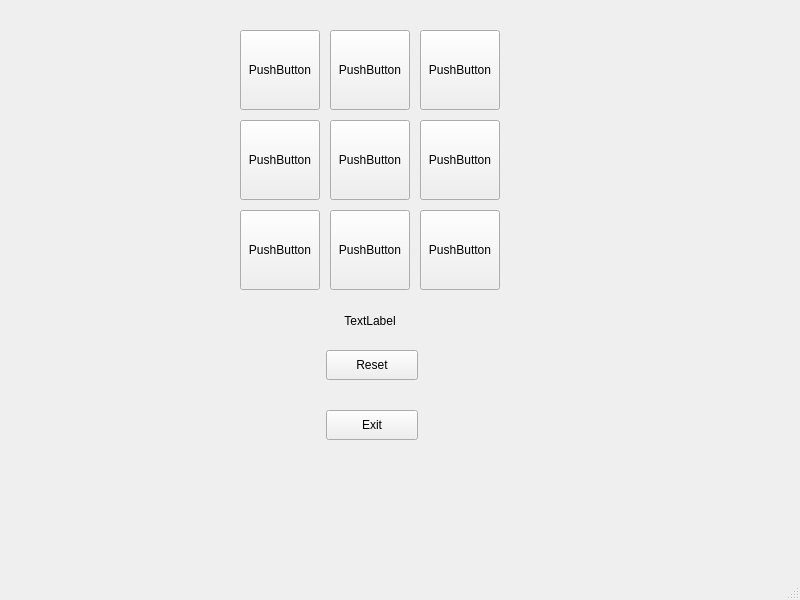
This is mainwindow.ui in Kiran-Prasad-Yerneni/Tic-Tac-Toe as Qt 5 draws it before an edit. The edited form follows.
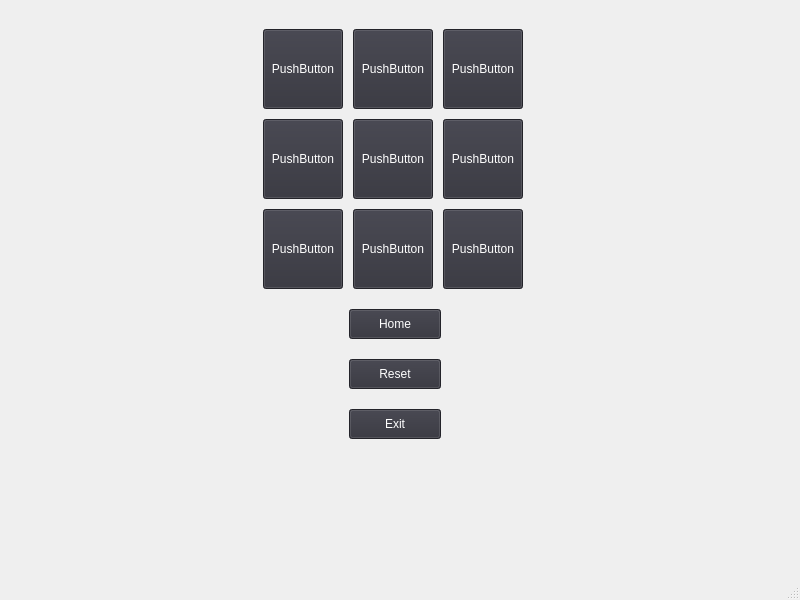
This is the edited form.

```diff
--- a/mainwindow.ui
+++ b/mainwindow.ui
@@ -14,191 +14,804 @@
    <string>MainWindow</string>
   </property>
   <widget class="QWidget" name="centralwidget">
-   <widget class="QPushButton" name="pushButton_1">
+   <property name="palette">
+    <palette>
+     <active>
+      <colorrole role="WindowText">
+       <brush brushstyle="SolidPattern">
+        <color alpha="255">
+         <red>255</red>
+         <green>255</green>
+         <blue>255</blue>
+        </color>
+       </brush>
+      </colorrole>
+      <colorrole role="Button">
+       <brush brushstyle="SolidPattern">
+        <color alpha="255">
+         <red>49</red>
+         <green>49</green>
+         <blue>58</blue>
+        </color>
+       </brush>
+      </colorrole>
+      <colorrole role="Light">
+       <brush brushstyle="SolidPattern">
+        <color alpha="255">
+         <red>74</red>
+         <green>74</green>
+         <blue>87</blue>
+        </color>
+       </brush>
+      </colorrole>
+      <colorrole role="Midlight">
+       <brush brushstyle="SolidPattern">
+        <color alpha="255">
+         <red>61</red>
+         <green>61</green>
+         <blue>72</blue>
+        </color>
+       </brush>
+      </colorrole>
+      <colorrole role="Dark">
+       <brush brushstyle="SolidPattern">
+        <color alpha="255">
+         <red>25</red>
+         <green>25</green>
+         <blue>29</blue>
+        </color>
+       </brush>
+      </colorrole>
+      <colorrole role="Mid">
+       <brush brushstyle="SolidPattern">
+        <color alpha="255">
+         <red>33</red>
+         <green>33</green>
+         <blue>39</blue>
+        </color>
+       </brush>
+      </colorrole>
+      <colorrole role="Text">
+       <brush brushstyle="SolidPattern">
+        <color alpha="255">
+         <red>255</red>
+         <green>255</green>
+         <blue>255</blue>
+        </color>
+       </brush>
+      </colorrole>
+      <colorrole role="BrightText">
+       <brush brushstyle="SolidPattern">
+        <color alpha="255">
+         <red>255</red>
+         <green>255</green>
+         <blue>255</blue>
+        </color>
+       </brush>
+      </colorrole>
+      <colorrole role="ButtonText">
+       <brush brushstyle="SolidPattern">
+        <color alpha="255">
+         <red>255</red>
+         <green>255</green>
+         <blue>255</blue>
+        </color>
+       </brush>
+      </colorrole>
+      <colorrole role="Base">
+       <brush brushstyle="SolidPattern">
+        <color alpha="255">
+         <red>0</red>
+         <green>0</green>
+         <blue>0</blue>
+        </color>
+       </brush>
+      </colorrole>
+      <colorrole role="Window">
+       <brush brushstyle="SolidPattern">
+        <color alpha="255">
+         <red>49</red>
+         <green>49</green>
+         <blue>58</blue>
+        </color>
+       </brush>
+      </colorrole>
+      <colorrole role="Shadow">
+       <brush brushstyle="SolidPattern">
+        <color alpha="255">
+         <red>0</red>
+         <green>0</green>
+         <blue>0</blue>
+        </color>
+       </brush>
+      </colorrole>
+      <colorrole role="AlternateBase">
+       <brush brushstyle="SolidPattern">
+        <color alpha="255">
+         <red>24</red>
+         <green>24</green>
+         <blue>29</blue>
+        </color>
+       </brush>
+      </colorrole>
+      <colorrole role="ToolTipBase">
+       <brush brushstyle="SolidPattern">
+        <color alpha="255">
+         <red>255</red>
+         <green>255</green>
+         <blue>220</blue>
+        </color>
+       </brush>
+      </colorrole>
+      <colorrole role="ToolTipText">
+       <brush brushstyle="SolidPattern">
+        <color alpha="255">
+         <red>0</red>
+         <green>0</green>
+         <blue>0</blue>
+        </color>
+       </brush>
+      </colorrole>
+      <colorrole role="PlaceholderText">
+       <brush brushstyle="SolidPattern">
+        <color alpha="127">
+         <red>255</red>
+         <green>255</green>
+         <blue>255</blue>
+        </color>
+       </brush>
+      </colorrole>
+     </active>
+     <inactive>
+      <colorrole role="WindowText">
+       <brush brushstyle="SolidPattern">
+        <color alpha="255">
+         <red>255</red>
+         <green>255</green>
+         <blue>255</blue>
+        </color>
+       </brush>
+      </colorrole>
+      <colorrole role="Button">
+       <brush brushstyle="SolidPattern">
+        <color alpha="255">
+         <red>49</red>
+         <green>49</green>
+         <blue>58</blue>
+        </color>
+       </brush>
+      </colorrole>
+      <colorrole role="Light">
+       <brush brushstyle="SolidPattern">
+        <color alpha="255">
+         <red>74</red>
+         <green>74</green>
+         <blue>87</blue>
+        </color>
+       </brush>
+      </colorrole>
+      <colorrole role="Midlight">
+       <brush brushstyle="SolidPattern">
+        <color alpha="255">
+         <red>61</red>
+         <green>61</green>
+         <blue>72</blue>
+        </color>
+       </brush>
+      </colorrole>
+      <colorrole role="Dark">
+       <brush brushstyle="SolidPattern">
+        <color alpha="255">
+         <red>25</red>
+         <green>25</green>
+         <blue>29</blue>
+        </color>
+       </brush>
+      </colorrole>
+      <colorrole role="Mid">
+       <brush brushstyle="SolidPattern">
+        <color alpha="255">
+         <red>33</red>
+         <green>33</green>
+         <blue>39</blue>
+        </color>
+       </brush>
+      </colorrole>
+      <colorrole role="Text">
+       <brush brushstyle="SolidPattern">
+        <color alpha="255">
+         <red>255</red>
+         <green>255</green>
+         <blue>255</blue>
+        </color>
+       </brush>
+      </colorrole>
+      <colorrole role="BrightText">
+       <brush brushstyle="SolidPattern">
+        <color alpha="255">
+         <red>255</red>
+         <green>255</green>
+         <blue>255</blue>
+        </color>
+       </brush>
+      </colorrole>
+      <colorrole role="ButtonText">
+       <brush brushstyle="SolidPattern">
+        <color alpha="255">
+         <red>255</red>
+         <green>255</green>
+         <blue>255</blue>
+        </color>
+       </brush>
+      </colorrole>
+      <colorrole role="Base">
+       <brush brushstyle="SolidPattern">
+        <color alpha="255">
+         <red>0</red>
+         <green>0</green>
+         <blue>0</blue>
+        </color>
+       </brush>
+      </colorrole>
+      <colorrole role="Window">
+       <brush brushstyle="SolidPattern">
+        <color alpha="255">
+         <red>49</red>
+         <green>49</green>
+         <blue>58</blue>
+        </color>
+       </brush>
+      </colorrole>
+      <colorrole role="Shadow">
+       <brush brushstyle="SolidPattern">
+        <color alpha="255">
+         <red>0</red>
+         <green>0</green>
+         <blue>0</blue>
+        </color>
+       </brush>
+      </colorrole>
+      <colorrole role="AlternateBase">
+       <brush brushstyle="SolidPattern">
+        <color alpha="255">
+         <red>24</red>
+         <green>24</green>
+         <blue>29</blue>
+        </color>
+       </brush>
+      </colorrole>
+      <colorrole role="ToolTipBase">
+       <brush brushstyle="SolidPattern">
+        <color alpha="255">
+         <red>255</red>
+         <green>255</green>
+         <blue>220</blue>
+        </color>
+       </brush>
+      </colorrole>
+      <colorrole role="ToolTipText">
+       <brush brushstyle="SolidPattern">
+        <color alpha="255">
+         <red>0</red>
+         <green>0</green>
+         <blue>0</blue>
+        </color>
+       </brush>
+      </colorrole>
+      <colorrole role="PlaceholderText">
+       <brush brushstyle="SolidPattern">
+        <color alpha="127">
+         <red>255</red>
+         <green>255</green>
+         <blue>255</blue>
+        </color>
+       </brush>
+      </colorrole>
+     </inactive>
+     <disabled>
+      <colorrole role="WindowText">
+       <brush brushstyle="SolidPattern">
+        <color alpha="255">
+         <red>25</red>
+         <green>25</green>
+         <blue>29</blue>
+        </color>
+       </brush>
+      </colorrole>
+      <colorrole role="Button">
+       <brush brushstyle="SolidPattern">
+        <color alpha="255">
+         <red>49</red>
+         <green>49</green>
+         <blue>58</blue>
+        </color>
+       </brush>
+      </colorrole>
+      <colorrole role="Light">
+       <brush brushstyle="SolidPattern">
+        <color alpha="255">
+         <red>74</red>
+         <green>74</green>
+         <blue>87</blue>
+        </color>
+       </brush>
+      </colorrole>
+      <colorrole role="Midlight">
+       <brush brushstyle="SolidPattern">
+        <color alpha="255">
+         <red>61</red>
+         <green>61</green>
+         <blue>72</blue>
+        </color>
+       </brush>
+      </colorrole>
+      <colorrole role="Dark">
+       <brush brushstyle="SolidPattern">
+        <color alpha="255">
+         <red>25</red>
+         <green>25</green>
+         <blue>29</blue>
+        </color>
+       </brush>
+      </colorrole>
+      <colorrole role="Mid">
+       <brush brushstyle="SolidPattern">
+        <color alpha="255">
+         <red>33</red>
+         <green>33</green>
+         <blue>39</blue>
+        </color>
+       </brush>
+      </colorrole>
+      <colorrole role="Text">
+       <brush brushstyle="SolidPattern">
+        <color alpha="255">
+         <red>25</red>
+         <green>25</green>
+         <blue>29</blue>
+        </color>
+       </brush>
+      </colorrole>
+      <colorrole role="BrightText">
+       <brush brushstyle="SolidPattern">
+        <color alpha="255">
+         <red>255</red>
+         <green>255</green>
+         <blue>255</blue>
+        </color>
+       </brush>
+      </colorrole>
+      <colorrole role="ButtonText">
+       <brush brushstyle="SolidPattern">
+        <color alpha="255">
+         <red>25</red>
+         <green>25</green>
+         <blue>29</blue>
+        </color>
+       </brush>
+      </colorrole>
+      <colorrole role="Base">
+       <brush brushstyle="SolidPattern">
+        <color alpha="255">
+         <red>49</red>
+         <green>49</green>
+         <blue>58</blue>
+        </color>
+       </brush>
+      </colorrole>
+      <colorrole role="Window">
+       <brush brushstyle="SolidPattern">
+        <color alpha="255">
+         <red>49</red>
+         <green>49</green>
+         <blue>58</blue>
+        </color>
+       </brush>
+      </colorrole>
+      <colorrole role="Shadow">
+       <brush brushstyle="SolidPattern">
+        <color alpha="255">
+         <red>0</red>
+         <green>0</green>
+         <blue>0</blue>
+        </color>
+       </brush>
+      </colorrole>
+      <colorrole role="AlternateBase">
+       <brush brushstyle="SolidPattern">
+        <color alpha="255">
+         <red>49</red>
+         <green>49</green>
+         <blue>58</blue>
+        </color>
+       </brush>
+      </colorrole>
+      <colorrole role="ToolTipBase">
+       <brush brushstyle="SolidPattern">
+        <color alpha="255">
+         <red>255</red>
+         <green>255</green>
+         <blue>220</blue>
+        </color>
+       </brush>
+      </colorrole>
+      <colorrole role="ToolTipText">
+       <brush brushstyle="SolidPattern">
+        <color alpha="255">
+         <red>0</red>
+         <green>0</green>
+         <blue>0</blue>
+        </color>
+       </brush>
+      </colorrole>
+      <colorrole role="PlaceholderText">
+       <brush brushstyle="SolidPattern">
+        <color alpha="127">
+         <red>25</red>
+         <green>25</green>
+         <blue>29</blue>
+        </color>
+       </brush>
+      </colorrole>
+     </disabled>
+    </palette>
+   </property>
+   <widget class="QStackedWidget" name="stackedWidget">
     <property name="geometry">
      <rect>
-      <x>240</x>
-      <y>30</y>
-      <width>80</width>
-      <height>80</height>
+      <x>9</x>
+      <y>9</y>
+      <width>781</width>
+      <height>461</height>
      </rect>
     </property>
-    <property name="styleSheet">
-     <string notr="true">font: 14pt &quot;Sans Serif&quot;;</string>
+    <property name="currentIndex">
+     <number>0</number>
     </property>
-    <property name="text">
-     <string>PushButton</string>
-    </property>
-   </widget>
-   <widget class="QPushButton" name="pushButton_2">
-    <property name="geometry">
-     <rect>
-      <x>330</x>
-      <y>30</y>
-      <width>80</width>
-      <height>80</height>
-     </rect>
-    </property>
-    <property name="styleSheet">
-     <string notr="true">font: 14pt &quot;Sans Serif&quot;;</string>
-    </property>
-    <property name="text">
-     <string>PushButton</string>
-    </property>
-   </widget>
-   <widget class="QPushButton" name="pushButton_3">
-    <property name="geometry">
-     <rect>
-      <x>420</x>
-      <y>30</y>
-      <width>80</width>
-      <height>80</height>
-     </rect>
-    </property>
-    <property name="styleSheet">
-     <string notr="true">font: 14pt &quot;Sans Serif&quot;;</string>
-    </property>
-    <property name="text">
-     <string>PushButton</string>
-    </property>
-   </widget>
-   <widget class="QPushButton" name="pushButton_4">
-    <property name="geometry">
-     <rect>
-      <x>240</x>
-      <y>120</y>
-      <width>80</width>
-      <height>80</height>
-     </rect>
-    </property>
-    <property name="styleSheet">
-     <string notr="true">font: 14pt &quot;Sans Serif&quot;;</string>
-    </property>
-    <property name="text">
-     <string>PushButton</string>
-    </property>
-   </widget>
-   <widget class="QPushButton" name="pushButton_5">
-    <property name="geometry">
-     <rect>
-      <x>330</x>
-      <y>120</y>
-      <width>80</width>
-      <height>80</height>
-     </rect>
-    </property>
-    <property name="styleSheet">
-     <string notr="true">font: 14pt &quot;Sans Serif&quot;;</string>
-    </property>
-    <property name="text">
-     <string>PushButton</string>
-    </property>
-   </widget>
-   <widget class="QPushButton" name="pushButton_6">
-    <property name="geometry">
-     <rect>
-      <x>420</x>
-      <y>120</y>
-      <width>80</width>
-      <height>80</height>
-     </rect>
-    </property>
-    <property name="styleSheet">
-     <string notr="true">font: 14pt &quot;Sans Serif&quot;;</string>
-    </property>
-    <property name="text">
-     <string>PushButton</string>
-    </property>
-   </widget>
-   <widget class="QPushButton" name="pushButton_7">
-    <property name="geometry">
-     <rect>
-      <x>240</x>
-      <y>210</y>
-      <width>80</width>
-      <height>80</height>
-     </rect>
-    </property>
-    <property name="styleSheet">
-     <string notr="true">font: 14pt &quot;Sans Serif&quot;;</string>
-    </property>
-    <property name="text">
-     <string>PushButton</string>
-    </property>
-   </widget>
-   <widget class="QPushButton" name="pushButton_8">
-    <property name="geometry">
-     <rect>
-      <x>330</x>
-      <y>210</y>
-      <width>80</width>
-      <height>80</height>
-     </rect>
-    </property>
-    <property name="styleSheet">
-     <string notr="true">font: 14pt &quot;Sans Serif&quot;;</string>
-    </property>
-    <property name="text">
-     <string>PushButton</string>
-    </property>
-   </widget>
-   <widget class="QPushButton" name="pushButton_9">
-    <property name="geometry">
-     <rect>
-      <x>420</x>
-      <y>210</y>
-      <width>80</width>
-      <height>80</height>
-     </rect>
-    </property>
-    <property name="styleSheet">
-     <string notr="true">font: 14pt &quot;Sans Serif&quot;;</string>
-    </property>
-    <property name="text">
-     <string>PushButton</string>
-    </property>
-   </widget>
-   <widget class="QLabel" name="result">
-    <property name="geometry">
-     <rect>
-      <x>320</x>
-      <y>310</y>
-      <width>100</width>
-      <height>21</height>
-     </rect>
-    </property>
-    <property name="text">
-     <string>TextLabel</string>
-    </property>
-    <property name="alignment">
-     <set>Qt::AlignCenter</set>
-    </property>
-   </widget>
-   <widget class="QPushButton" name="resetbtn">
-    <property name="geometry">
-     <rect>
-      <x>326</x>
-      <y>350</y>
-      <width>92</width>
-      <height>30</height>
-     </rect>
-    </property>
-    <property name="text">
-     <string>Reset</string>
-    </property>
-   </widget>
-   <widget class="QPushButton" name="exitbtn">
-    <property name="geometry">
-     <rect>
-      <x>326</x>
-      <y>410</y>
-      <width>92</width>
-      <height>30</height>
-     </rect>
-    </property>
-    <property name="text">
-     <string>Exit</string>
-    </property>
+    <widget class="QWidget" name="gamepage">
+     <widget class="QPushButton" name="exitbtn">
+      <property name="geometry">
+       <rect>
+        <x>340</x>
+        <y>400</y>
+        <width>92</width>
+        <height>30</height>
+       </rect>
+      </property>
+      <property name="text">
+       <string>Exit</string>
+      </property>
+     </widget>
+     <widget class="QPushButton" name="pushButton_1">
+      <property name="geometry">
+       <rect>
+        <x>254</x>
+        <y>20</y>
+        <width>80</width>
+        <height>80</height>
+       </rect>
+      </property>
+      <property name="styleSheet">
+       <string notr="true">font: 14pt &quot;Sans Serif&quot;;</string>
+      </property>
+      <property name="text">
+       <string>PushButton</string>
+      </property>
+     </widget>
+     <widget class="QPushButton" name="pushButton_3">
+      <property name="geometry">
+       <rect>
+        <x>434</x>
+        <y>20</y>
+        <width>80</width>
+        <height>80</height>
+       </rect>
+      </property>
+      <property name="styleSheet">
+       <string notr="true">font: 14pt &quot;Sans Serif&quot;;</string>
+      </property>
+      <property name="text">
+       <string>PushButton</string>
+      </property>
+     </widget>
+     <widget class="QPushButton" name="resetbtn">
+      <property name="geometry">
+       <rect>
+        <x>340</x>
+        <y>350</y>
+        <width>92</width>
+        <height>30</height>
+       </rect>
+      </property>
+      <property name="text">
+       <string>Reset</string>
+      </property>
+     </widget>
+     <widget class="QPushButton" name="pushButton_5">
+      <property name="geometry">
+       <rect>
+        <x>344</x>
+        <y>110</y>
+        <width>80</width>
+        <height>80</height>
+       </rect>
+      </property>
+      <property name="styleSheet">
+       <string notr="true">font: 14pt &quot;Sans Serif&quot;;</string>
+      </property>
+      <property name="text">
+       <string>PushButton</string>
+      </property>
+     </widget>
+     <widget class="QPushButton" name="pushButton_7">
+      <property name="geometry">
+       <rect>
+        <x>254</x>
+        <y>200</y>
+        <width>80</width>
+        <height>80</height>
+       </rect>
+      </property>
+      <property name="styleSheet">
+       <string notr="true">font: 14pt &quot;Sans Serif&quot;;</string>
+      </property>
+      <property name="text">
+       <string>PushButton</string>
+      </property>
+     </widget>
+     <widget class="QPushButton" name="pushButton_9">
+      <property name="geometry">
+       <rect>
+        <x>434</x>
+        <y>200</y>
+        <width>80</width>
+        <height>80</height>
+       </rect>
+      </property>
+      <property name="styleSheet">
+       <string notr="true">font: 14pt &quot;Sans Serif&quot;;</string>
+      </property>
+      <property name="text">
+       <string>PushButton</string>
+      </property>
+     </widget>
+     <widget class="QPushButton" name="pushButton_4">
+      <property name="geometry">
+       <rect>
+        <x>254</x>
+        <y>110</y>
+        <width>80</width>
+        <height>80</height>
+       </rect>
+      </property>
+      <property name="styleSheet">
+       <string notr="true">font: 14pt &quot;Sans Serif&quot;;</string>
+      </property>
+      <property name="text">
+       <string>PushButton</string>
+      </property>
+     </widget>
+     <widget class="QPushButton" name="pushButton_6">
+      <property name="geometry">
+       <rect>
+        <x>434</x>
+        <y>110</y>
+        <width>80</width>
+        <height>80</height>
+       </rect>
+      </property>
+      <property name="styleSheet">
+       <string notr="true">font: 14pt &quot;Sans Serif&quot;;</string>
+      </property>
+      <property name="text">
+       <string>PushButton</string>
+      </property>
+     </widget>
+     <widget class="QPushButton" name="pushButton_8">
+      <property name="geometry">
+       <rect>
+        <x>344</x>
+        <y>200</y>
+        <width>80</width>
+        <height>80</height>
+       </rect>
+      </property>
+      <property name="styleSheet">
+       <string notr="true">font: 14pt &quot;Sans Serif&quot;;</string>
+      </property>
+      <property name="text">
+       <string>PushButton</string>
+      </property>
+     </widget>
+     <widget class="QPushButton" name="pushButton_2">
+      <property name="geometry">
+       <rect>
+        <x>344</x>
+        <y>20</y>
+        <width>80</width>
+        <height>80</height>
+       </rect>
+      </property>
+      <property name="styleSheet">
+       <string notr="true">font: 14pt &quot;Sans Serif&quot;;</string>
+      </property>
+      <property name="text">
+       <string>PushButton</string>
+      </property>
+     </widget>
+     <widget class="QPushButton" name="pushButton_home">
+      <property name="geometry">
+       <rect>
+        <x>340</x>
+        <y>300</y>
+        <width>92</width>
+        <height>30</height>
+       </rect>
+      </property>
+      <property name="text">
+       <string>Home</string>
+      </property>
+     </widget>
+    </widget>
+    <widget class="QWidget" name="connectionpage">
+     <widget class="QPushButton" name="pushButton_connect">
+      <property name="geometry">
+       <rect>
+        <x>370</x>
+        <y>230</y>
+        <width>92</width>
+        <height>30</height>
+       </rect>
+      </property>
+      <property name="text">
+       <string>Connect</string>
+      </property>
+     </widget>
+     <widget class="QWidget" name="verticalLayoutWidget">
+      <property name="geometry">
+       <rect>
+        <x>240</x>
+        <y>30</y>
+        <width>341</width>
+        <height>151</height>
+       </rect>
+      </property>
+      <layout class="QVBoxLayout" name="verticalLayout">
+       <item>
+        <layout class="QHBoxLayout" name="horizontalLayout_5">
+         <item>
+          <widget class="QLabel" name="label_5">
+           <property name="sizePolicy">
+            <sizepolicy hsizetype="Minimum" vsizetype="Preferred">
+             <horstretch>1</horstretch>
+             <verstretch>0</verstretch>
+            </sizepolicy>
+           </property>
+           <property name="text">
+            <string>IP address:</string>
+           </property>
+          </widget>
+         </item>
+         <item>
+          <widget class="QLineEdit" name="IP_4">
+           <property name="sizePolicy">
+            <sizepolicy hsizetype="Expanding" vsizetype="Fixed">
+             <horstretch>3</horstretch>
+             <verstretch>0</verstretch>
+            </sizepolicy>
+           </property>
+           <property name="autoFillBackground">
+            <bool>false</bool>
+           </property>
+          </widget>
+         </item>
+        </layout>
+       </item>
+       <item>
+        <layout class="QHBoxLayout" name="horizontalLayout_6">
+         <item>
+          <widget class="QLabel" name="label_6">
+           <property name="sizePolicy">
+            <sizepolicy hsizetype="Preferred" vsizetype="Preferred">
+             <horstretch>1</horstretch>
+             <verstretch>0</verstretch>
+            </sizepolicy>
+           </property>
+           <property name="minimumSize">
+            <size>
+             <width>0</width>
+             <height>0</height>
+            </size>
+           </property>
+           <property name="sizeIncrement">
+            <size>
+             <width>0</width>
+             <height>0</height>
+            </size>
+           </property>
+           <property name="baseSize">
+            <size>
+             <width>0</width>
+             <height>0</height>
+            </size>
+           </property>
+           <property name="text">
+            <string>Port No:</string>
+           </property>
+          </widget>
+         </item>
+         <item>
+          <widget class="QLineEdit" name="IP_5">
+           <property name="sizePolicy">
+            <sizepolicy hsizetype="Expanding" vsizetype="Fixed">
+             <horstretch>3</horstretch>
+             <verstretch>0</verstretch>
+            </sizepolicy>
+           </property>
+           <property name="autoFillBackground">
+            <bool>false</bool>
+           </property>
+          </widget>
+         </item>
+        </layout>
+       </item>
+      </layout>
+     </widget>
+     <widget class="QPushButton" name="pushButton_back">
+      <property name="geometry">
+       <rect>
+        <x>370</x>
+        <y>190</y>
+        <width>92</width>
+        <height>30</height>
+       </rect>
+      </property>
+      <property name="text">
+       <string>Back</string>
+      </property>
+     </widget>
+    </widget>
+    <widget class="QWidget" name="homepage">
+     <widget class="QLabel" name="label">
+      <property name="geometry">
+       <rect>
+        <x>240</x>
+        <y>40</y>
+        <width>311</width>
+        <height>181</height>
+       </rect>
+      </property>
+      <property name="text">
+       <string>TextLabel</string>
+      </property>
+     </widget>
+     <widget class="QPushButton" name="pushButton_local">
+      <property name="geometry">
+       <rect>
+        <x>310</x>
+        <y>280</y>
+        <width>160</width>
+        <height>40</height>
+       </rect>
+      </property>
+      <property name="text">
+       <string>Play Local</string>
+      </property>
+     </widget>
+     <widget class="QPushButton" name="pushButton_multi">
+      <property name="geometry">
+       <rect>
+        <x>310</x>
+        <y>350</y>
+        <width>160</width>
+        <height>40</height>
+       </rect>
+      </property>
+      <property name="text">
+       <string>Play Multiplayer</string>
+      </property>
+     </widget>
+    </widget>
    </widget>
   </widget>
   <widget class="QMenuBar" name="menubar">
```
